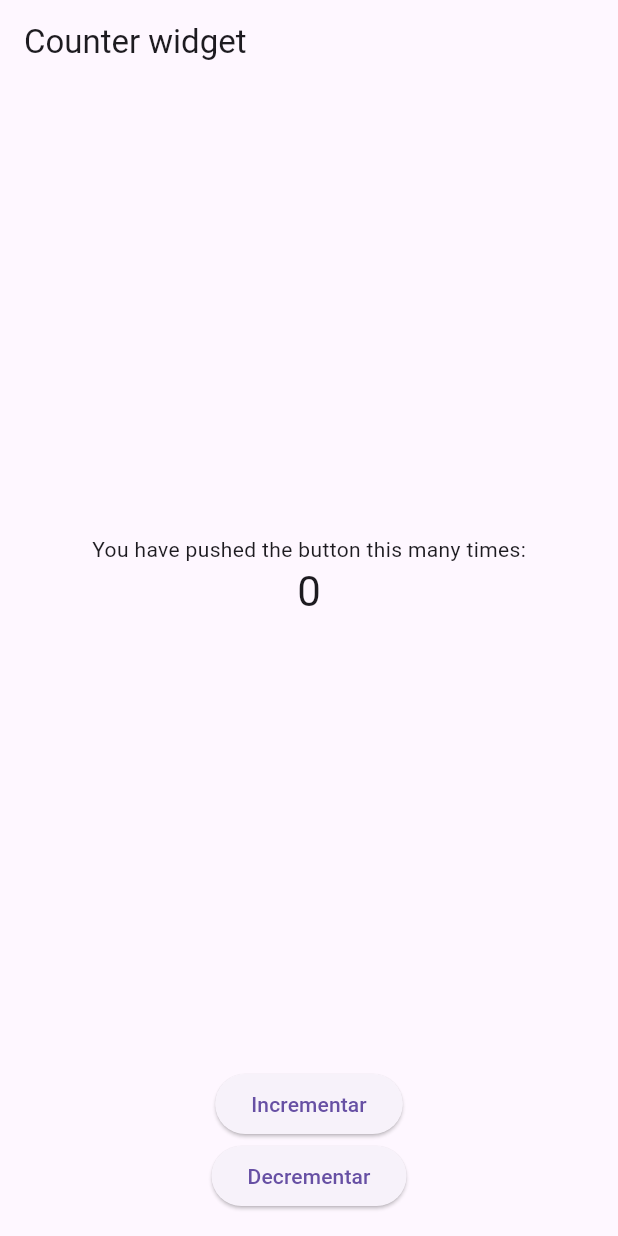
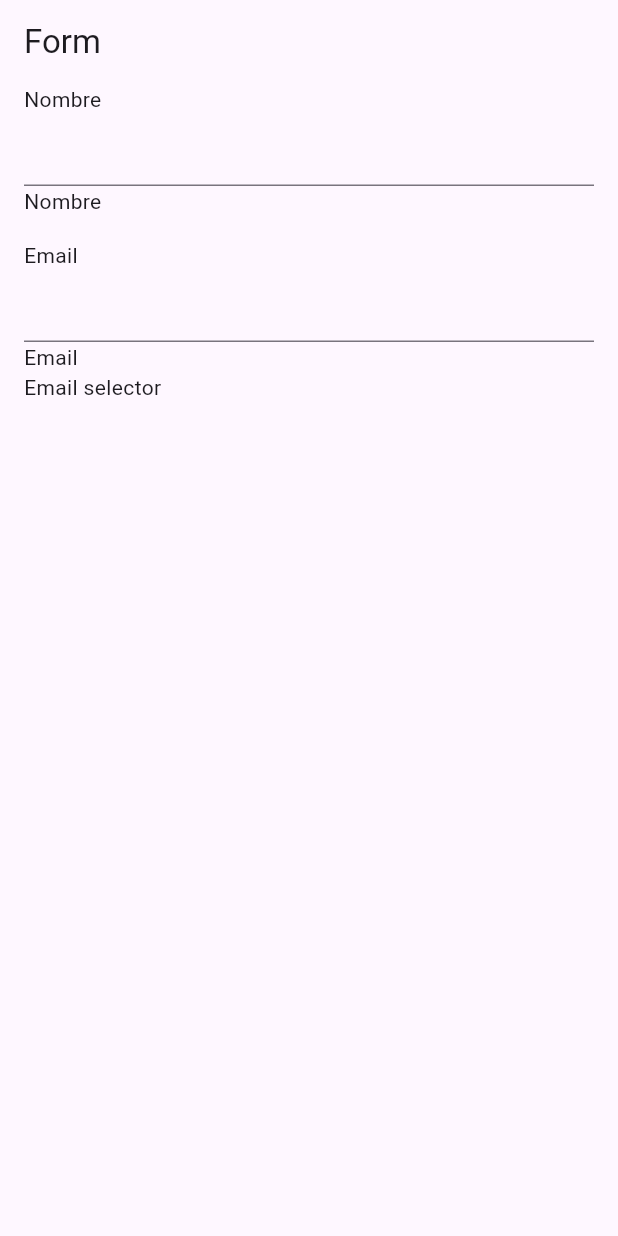
Before and after one commit to CarlosArango/clases-flutterbloc, a Flutter app: the screen it shows after launch, on a phone screen of 412 x 824 dp. Run offline on Flutter 3.47's test engine with Material 3 defaults, Android fonts, the phone set to English and light mode, and no system bars; our stand-ins replace bloc, equatable, flutter_bloc.

Commit message:
flutter bloc

```diff
--- a/lib/bloc/counter/counter_state.dart
+++ b/lib/bloc/counter/counter_state.dart
@@ -1,12 +1,9 @@
 part of 'counter_bloc.dart';
 
 // implements vs extends
-sealed class CounterState extends Equatable {
+sealed class CounterState {
   final int counter;
   const CounterState(this.counter);
-
-  @override
-  List<Object> get props => [counter];
 }
 
 class CounterInitial extends CounterState {
--- /dev/null
+++ b/lib/flutter_bloc/form_bloc.dart
@@ -0,0 +1,29 @@
+import 'package:bloc/bloc.dart';
+import 'package:equatable/equatable.dart';
+
+part 'form_event.dart';
+part 'form_state.dart';
+
+class FormBloc extends Bloc<FormEvent, FormState> {
+  FormBloc() : super(const FormState.initial()) {
+    on((event, emit) => null);
+    on<FormNameChanged>((event, emit) {
+      emit(state.copyWith(name: event.name));
+    });
+    on<FormEmailChanged>((event, emit) {
+      emit(state.copyWith(email: event.email));
+    });
+  }
+
+  @override
+  void onChange(Change<FormState> change) {
+    print(change);
+    super.onChange(change);
+  }
+
+  @override
+  void onTransition(Transition<FormEvent, FormState> transition) {
+    super.onTransition(transition);
+    print(transition);
+  }
+}
--- /dev/null
+++ b/lib/flutter_bloc/form_event.dart
@@ -0,0 +1,29 @@
+part of 'form_bloc.dart';
+
+class FormEvent extends Equatable {
+  const FormEvent();
+  @override
+  List<Object?> get props => [];
+}
+
+class FormNameChanged extends FormEvent {
+  const FormNameChanged(this.name);
+
+  final String name;
+
+  @override
+  List<Object> get props => [];
+}
+
+class FormEmailChanged extends FormEvent {
+  const FormEmailChanged(this.email);
+
+  final String email;
+
+  @override
+  List<Object> get props => [email];
+}
+
+class FormSubmitted extends FormEvent {
+  const FormSubmitted();
+}
--- /dev/null
+++ b/lib/flutter_bloc/form_page.dart
@@ -0,0 +1,126 @@
+import 'package:flutter/material.dart' hide FormState;
+
+import 'package:flutter_bloc/flutter_bloc.dart';
+import 'package:flutter_bloc_clases/flutter_bloc/form_bloc.dart';
+
+class FormPage extends StatelessWidget {
+  const FormPage({super.key});
+
+  @override
+  Widget build(BuildContext context) {
+    return BlocProvider(
+      create: (context) => FormBloc(),
+      child: const _ProviderView(),
+    );
+  }
+}
+
+class _ProviderView extends StatelessWidget {
+  const _ProviderView();
+
+  @override
+  Widget build(BuildContext context) {
+    print("******* Flutter Bloc *******");
+    print("********************************");
+    print("*---**********---***********---*");
+    print("*************-----************");
+    return BlocListener<FormBloc, FormState>(
+      listener: (context, state) {
+        if (state.email.isEmpty) {
+          showDialog(
+            context: context,
+            builder: (context) {
+              return AlertDialog(
+                title: const Text("Error"),
+                content: const Text("El email no puede estar vacio"),
+                actions: [
+                  TextButton(
+                    onPressed: () {
+                      Navigator.of(context).pop();
+                    },
+                    child: const Text("Ok"),
+                  ),
+                ],
+              );
+            },
+          );
+        }
+      },
+      child: Scaffold(
+        appBar: AppBar(
+          title: const Text('Form'),
+        ),
+        body: Padding(
+          padding: const EdgeInsets.symmetric(horizontal: 16),
+          child: Column(
+            crossAxisAlignment: CrossAxisAlignment.start,
+            children: [
+              const Text("Nombre"),
+              TextFormField(
+                // The validator receives the text that the user has entered.
+                validator: (value) {
+                  if (value == null || value.isEmpty) {
+                    return 'Please enter some text';
+                  }
+                  return null;
+                },
+                onFieldSubmitted: (value) {
+                  context.read<FormBloc>().add(FormNameChanged(value));
+                },
+              ),
+              BlocBuilder<FormBloc, FormState>(
+                buildWhen: (previous, current) => previous.name != current.name,
+                builder: (context, state) {
+                  print("State Name: $state");
+                  return Text(
+                    "Nombre ${state.name}",
+                  );
+                },
+              ),
+              const SizedBox(
+                height: 16,
+              ),
+              const Text("Email"),
+              TextFormField(
+                // The validator receives the text that the user has entered.
+                validator: (value) {
+                  if (value == null || value.isEmpty) {
+                    return 'Please enter some text';
+                  }
+                  return null;
+                },
+                onFieldSubmitted: (value) {
+                  context.read<FormBloc>().add(FormEmailChanged(value));
+                },
+              ),
+              BlocBuilder<FormBloc, FormState>(
+                buildWhen: (previous, current) =>
+                    previous.email != current.email,
+                builder: (context, state) {
+                  print("State Email: $state");
+                  return Text(
+                    "Email ${state.email}",
+                  );
+                },
+              ),
+              BlocSelector<FormBloc, FormState, String>(
+                selector: (state) {
+                  return state.email;
+                },
+                builder: (context, value) {
+                  print("*******State Email Selector: $value");
+                  return Text(
+                    "Email selector $value",
+                  );
+                },
+              ),
+              const SizedBox(
+                height: 32,
+              ),
+            ],
+          ),
+        ),
+      ),
+    );
+  }
+}
--- /dev/null
+++ b/lib/flutter_bloc/form_state.dart
@@ -0,0 +1,42 @@
+part of 'form_bloc.dart';
+
+enum FormStatus {
+  initial,
+  valid,
+  invalid,
+  submitting,
+  success,
+  failure,
+}
+
+class FormState extends Equatable {
+  const FormState({
+    required this.name,
+    required this.email,
+    required this.errorMsg,
+  });
+
+  final String name;
+  final String email;
+  final String errorMsg;
+
+  const FormState.initial()
+      : name = '',
+        email = '',
+        errorMsg = '';
+
+  FormState copyWith({
+    String? name,
+    String? email,
+    String? errorMsg,
+  }) {
+    return FormState(
+      name: name ?? this.name,
+      email: email ?? this.email,
+      errorMsg: errorMsg ?? this.errorMsg,
+    );
+  }
+
+  @override
+  List<Object?> get props => [name, email, errorMsg];
+}
--- a/lib/main.dart
+++ b/lib/main.dart
@@ -1,5 +1,6 @@
 import 'package:flutter/material.dart';
-import 'package:flutter_bloc_clases/bloc/counter/bloc_counter_widget.dart';
+
+import 'package:flutter_bloc_clases/flutter_bloc/form_page.dart';
 
 void main() {
   runApp(const MyApp());
@@ -16,7 +17,7 @@ class MyApp extends StatelessWidget {
       theme: ThemeData(
         primarySwatch: Colors.blue,
       ),
-      home: const BlocCounterWidget(),
+      home: const FormPage(),
     );
   }
 }
```
